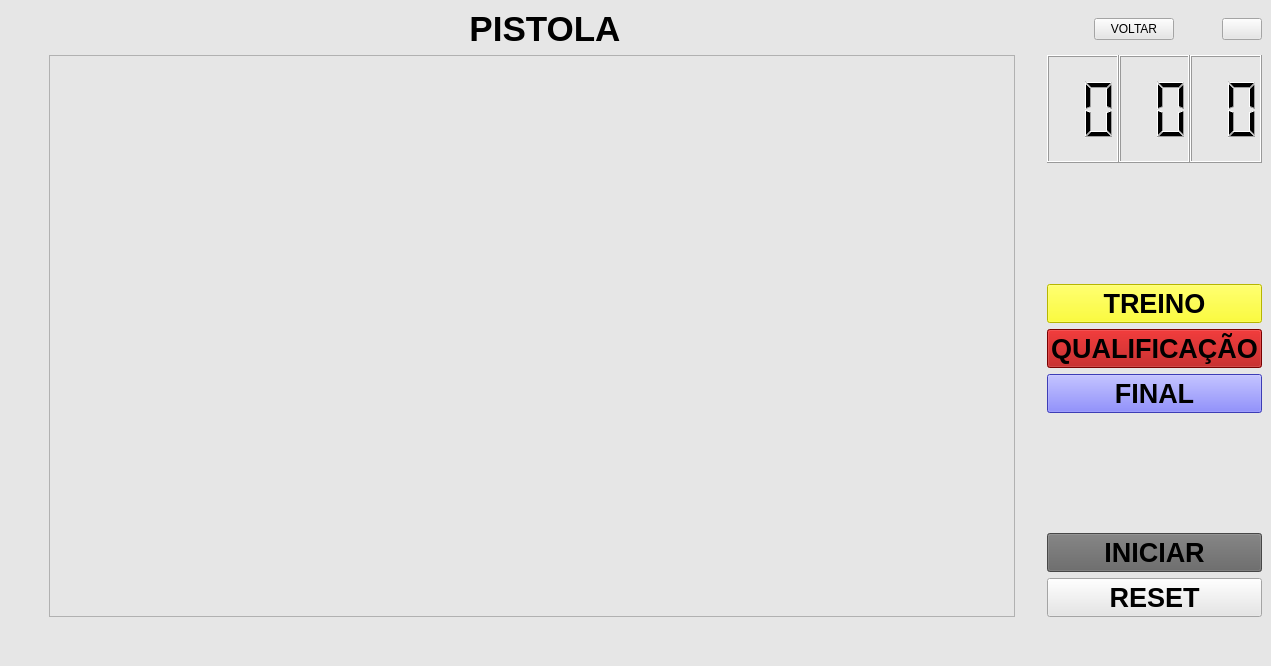
First picture: the form in central_pc/gui/pistolwindow.ui, repository xBogas/ES-SACA, before the edit.
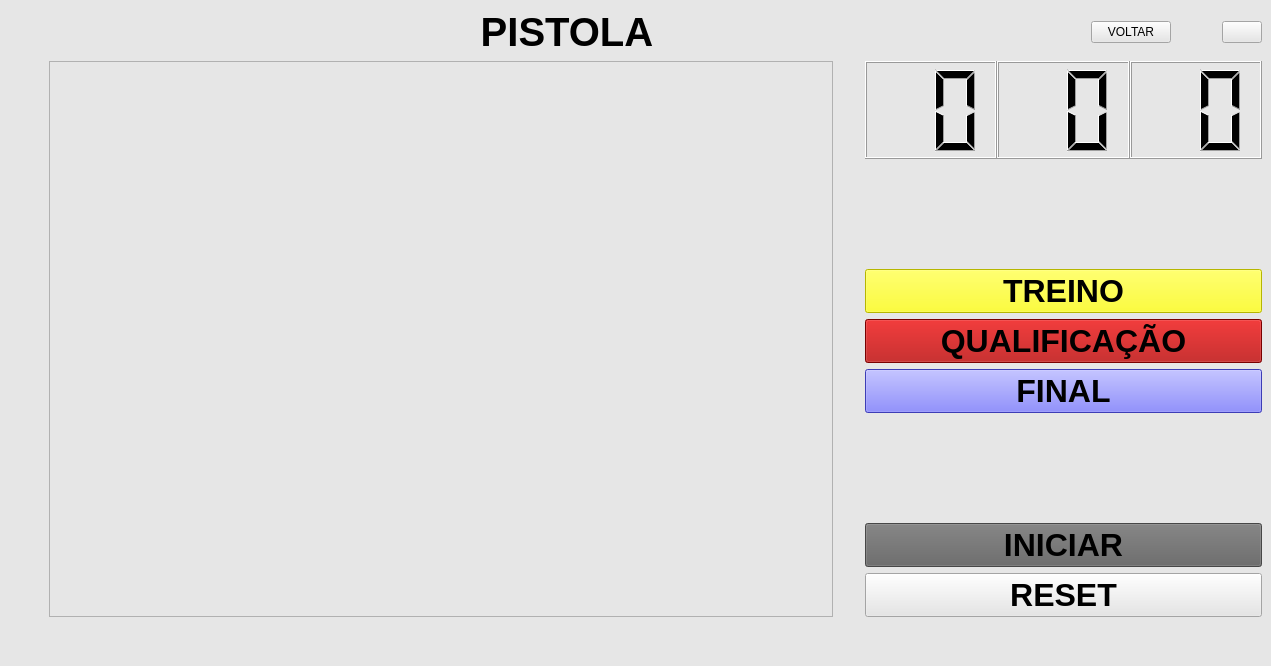
Second picture: the form after the edit. Icons and pictures are not drawn.

Commit message: Alterações no ui nas janelas de pistola e carabina no pc_central e correção de problemas encontrados na função de preenchimento da tabela.

Diff of the .ui file:
```diff
--- a/central_pc/gui/pistolwindow.ui
+++ b/central_pc/gui/pistolwindow.ui
@@ -21,88 +21,7 @@
   </property>
   <widget class="QWidget" name="centralwidget">
    <layout class="QGridLayout" name="gridLayout">
-    <item row="0" column="1" colspan="2">
-     <widget class="QLabel" name="label">
-      <property name="font">
-       <font>
-        <pointsize>26</pointsize>
-        <bold>true</bold>
-       </font>
-      </property>
-      <property name="text">
-       <string>PISTOLA</string>
-      </property>
-      <property name="alignment">
-       <set>Qt::AlignCenter</set>
-      </property>
-     </widget>
-    </item>
-    <item row="4" column="3" colspan="6">
-     <widget class="QPushButton" name="MatchButton">
-      <property name="font">
-       <font>
-        <pointsize>20</pointsize>
-        <bold>true</bold>
-       </font>
-      </property>
-      <property name="styleSheet">
-       <string notr="true">background-color: rgb(170, 0, 0);</string>
-      </property>
-      <property name="text">
-       <string>QUALIFICAÇÃO</string>
-      </property>
-     </widget>
-    </item>
-    <item row="5" column="3" colspan="6">
-     <widget class="QPushButton" name="FinalButton">
-      <property name="font">
-       <font>
-        <pointsize>20</pointsize>
-        <bold>true</bold>
-       </font>
-      </property>
-      <property name="styleSheet">
-       <string notr="true">background-color: rgb(85, 85, 255);</string>
-      </property>
-      <property name="text">
-       <string>FINAL</string>
-      </property>
-     </widget>
-    </item>
-    <item row="0" column="8">
-     <widget class="QPushButton" name="ExitButton">
-      <property name="sizePolicy">
-       <sizepolicy hsizetype="Fixed" vsizetype="Fixed">
-        <horstretch>0</horstretch>
-        <verstretch>0</verstretch>
-       </sizepolicy>
-      </property>
-      <property name="text">
-       <string/>
-      </property>
-      <property name="icon">
-       <iconset>
-        <normaloff>resource/img/exit.png</normaloff>resource/img/exit.png</iconset>
-      </property>
-     </widget>
-    </item>
-    <item row="10" column="1">
-     <spacer name="verticalSpacer_2">
-      <property name="orientation">
-       <enum>Qt::Vertical</enum>
-      </property>
-      <property name="sizeType">
-       <enum>QSizePolicy::Fixed</enum>
-      </property>
-      <property name="sizeHint" stdset="0">
-       <size>
-        <width>20</width>
-        <height>40</height>
-       </size>
-      </property>
-     </spacer>
-    </item>
-    <item row="1" column="3" colspan="6">
+    <item row="1" column="3" colspan="8">
      <layout class="QHBoxLayout" name="horizontalLayout">
       <property name="spacing">
        <number>0</number>
@@ -118,7 +37,7 @@
         <property name="maximumSize">
          <size>
           <width>16777215</width>
-          <height>120</height>
+          <height>16777215</height>
          </size>
         </property>
         <property name="styleSheet">
@@ -134,7 +53,7 @@
         <property name="maximumSize">
          <size>
           <width>16777215</width>
-          <height>120</height>
+          <height>16777215</height>
          </size>
         </property>
         <property name="digitCount">
@@ -147,7 +66,7 @@
         <property name="maximumSize">
          <size>
           <width>16777215</width>
-          <height>120</height>
+          <height>16777215</height>
          </size>
         </property>
         <property name="digitCount">
@@ -157,6 +76,22 @@
       </item>
      </layout>
     </item>
+    <item row="0" column="9">
+     <spacer name="horizontalSpacer_4">
+      <property name="orientation">
+       <enum>Qt::Horizontal</enum>
+      </property>
+      <property name="sizeType">
+       <enum>QSizePolicy::Minimum</enum>
+      </property>
+      <property name="sizeHint" stdset="0">
+       <size>
+        <width>10</width>
+        <height>20</height>
+       </size>
+      </property>
+     </spacer>
+    </item>
     <item row="1" column="2">
      <spacer name="horizontalSpacer_2">
       <property name="orientation">
@@ -173,6 +108,38 @@
       </property>
      </spacer>
     </item>
+    <item row="5" column="3" colspan="8">
+     <widget class="QPushButton" name="FinalButton">
+      <property name="font">
+       <font>
+        <pointsize>24</pointsize>
+        <bold>true</bold>
+       </font>
+      </property>
+      <property name="styleSheet">
+       <string notr="true">background-color: rgb(85, 85, 255);</string>
+      </property>
+      <property name="text">
+       <string>FINAL</string>
+      </property>
+     </widget>
+    </item>
+    <item row="4" column="3" colspan="8">
+     <widget class="QPushButton" name="MatchButton">
+      <property name="font">
+       <font>
+        <pointsize>24</pointsize>
+        <bold>true</bold>
+       </font>
+      </property>
+      <property name="styleSheet">
+       <string notr="true">background-color: rgb(170, 0, 0);</string>
+      </property>
+      <property name="text">
+       <string>QUALIFICAÇÃO</string>
+      </property>
+     </widget>
+    </item>
     <item row="1" column="0">
      <spacer name="horizontalSpacer">
       <property name="orientation">
@@ -189,38 +156,6 @@
       </property>
      </spacer>
     </item>
-    <item row="3" column="3" colspan="6">
-     <widget class="QPushButton" name="PracticeButton">
-      <property name="font">
-       <font>
-        <pointsize>20</pointsize>
-        <bold>true</bold>
-       </font>
-      </property>
-      <property name="styleSheet">
-       <string notr="true">background-color: rgb(255, 255, 0);</string>
-      </property>
-      <property name="text">
-       <string>TREINO</string>
-      </property>
-     </widget>
-    </item>
-    <item row="6" column="3">
-     <spacer name="verticalSpacer">
-      <property name="orientation">
-       <enum>Qt::Vertical</enum>
-      </property>
-      <property name="sizeType">
-       <enum>QSizePolicy::Minimum</enum>
-      </property>
-      <property name="sizeHint" stdset="0">
-       <size>
-        <width>20</width>
-        <height>40</height>
-       </size>
-      </property>
-     </spacer>
-    </item>
     <item row="2" column="3">
      <spacer name="verticalSpacer_3">
       <property name="orientation">
@@ -237,11 +172,11 @@
       </property>
      </spacer>
     </item>
-    <item row="7" column="3" colspan="6">
+    <item row="7" column="3" colspan="8">
      <widget class="QPushButton" name="StartButton">
       <property name="font">
        <font>
-        <pointsize>20</pointsize>
+        <pointsize>24</pointsize>
         <bold>true</bold>
        </font>
       </property>
@@ -253,7 +188,62 @@
       </property>
      </widget>
     </item>
-    <item row="8" column="3" colspan="6">
+    <item row="6" column="3">
+     <spacer name="verticalSpacer">
+      <property name="orientation">
+       <enum>Qt::Vertical</enum>
+      </property>
+      <property name="sizeType">
+       <enum>QSizePolicy::Minimum</enum>
+      </property>
+      <property name="sizeHint" stdset="0">
+       <size>
+        <width>20</width>
+        <height>40</height>
+       </size>
+      </property>
+     </spacer>
+    </item>
+    <item row="0" column="10">
+     <widget class="QPushButton" name="ExitButton">
+      <property name="sizePolicy">
+       <sizepolicy hsizetype="Fixed" vsizetype="Fixed">
+        <horstretch>0</horstretch>
+        <verstretch>0</verstretch>
+       </sizepolicy>
+      </property>
+      <property name="text">
+       <string/>
+      </property>
+      <property name="icon">
+       <iconset>
+        <normaloff>resource/img/exit.png</normaloff>resource/img/exit.png</iconset>
+      </property>
+     </widget>
+    </item>
+    <item row="3" column="3" colspan="8">
+     <widget class="QPushButton" name="PracticeButton">
+      <property name="sizePolicy">
+       <sizepolicy hsizetype="Minimum" vsizetype="Fixed">
+        <horstretch>1</horstretch>
+        <verstretch>0</verstretch>
+       </sizepolicy>
+      </property>
+      <property name="font">
+       <font>
+        <pointsize>24</pointsize>
+        <bold>true</bold>
+       </font>
+      </property>
+      <property name="styleSheet">
+       <string notr="true">background-color: rgb(255, 255, 0);</string>
+      </property>
+      <property name="text">
+       <string>TREINO</string>
+      </property>
+     </widget>
+    </item>
+    <item row="8" column="3" colspan="8">
      <widget class="QPushButton" name="switchButton">
       <property name="sizePolicy">
        <sizepolicy hsizetype="Minimum" vsizetype="Fixed">
@@ -263,14 +253,14 @@
       </property>
       <property name="font">
        <font>
-        <pointsize>20</pointsize>
+        <pointsize>24</pointsize>
         <bold>true</bold>
        </font>
       </property>
       <property name="sizeHint" stdset="0">
        <size>
-        <width>105</width>
-        <height>40</height>
+        <width>122</width>
+        <height>46</height>
        </size>
       </property>
       <property name="text">
@@ -278,31 +268,54 @@
       </property>
      </widget>
     </item>
+    <item row="10" column="1">
+     <spacer name="verticalSpacer_2">
+      <property name="orientation">
+       <enum>Qt::Vertical</enum>
+      </property>
+      <property name="sizeType">
+       <enum>QSizePolicy::Fixed</enum>
+      </property>
+      <property name="sizeHint" stdset="0">
+       <size>
+        <width>20</width>
+        <height>40</height>
+       </size>
+      </property>
+     </spacer>
+    </item>
     <item row="1" column="1" rowspan="8">
-     <widget class="QTableWidget" name="tableWidget"/>
+     <widget class="QTableWidget" name="tableWidget">
+      <property name="sizePolicy">
+       <sizepolicy hsizetype="Expanding" vsizetype="Expanding">
+        <horstretch>20</horstretch>
+        <verstretch>0</verstretch>
+       </sizepolicy>
+      </property>
+     </widget>
     </item>
-    <item row="0" column="5">
+    <item row="0" column="8">
      <widget class="QPushButton" name="backButton">
       <property name="text">
        <string>VOLTAR</string>
       </property>
      </widget>
     </item>
-    <item row="0" column="6" colspan="2">
-     <spacer name="horizontalSpacer_4">
-      <property name="orientation">
-       <enum>Qt::Horizontal</enum>
+    <item row="0" column="1" colspan="7">
+     <widget class="QLabel" name="label">
+      <property name="font">
+       <font>
+        <pointsize>30</pointsize>
+        <bold>true</bold>
+       </font>
       </property>
-      <property name="sizeType">
-       <enum>QSizePolicy::Minimum</enum>
+      <property name="text">
+       <string>PISTOLA</string>
       </property>
-      <property name="sizeHint" stdset="0">
-       <size>
-        <width>10</width>
-        <height>20</height>
-       </size>
+      <property name="alignment">
+       <set>Qt::AlignCenter</set>
       </property>
-     </spacer>
+     </widget>
     </item>
    </layout>
   </widget>
```
The commit also changes 3 other files.
